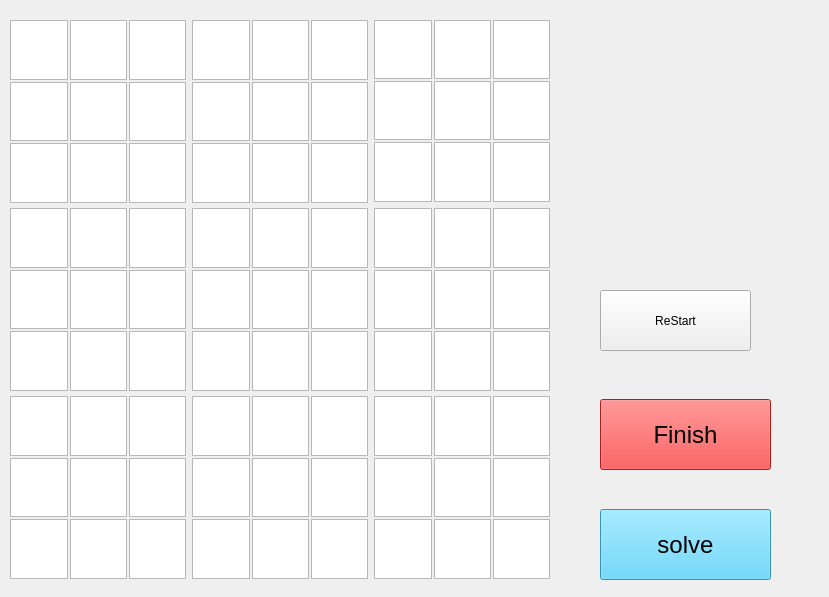
Qt form Soduko/soduko.ui (UIAP4002-Dr-Mahdavi/mini-project-2-sudoku-Mohammadmx) before a commit.
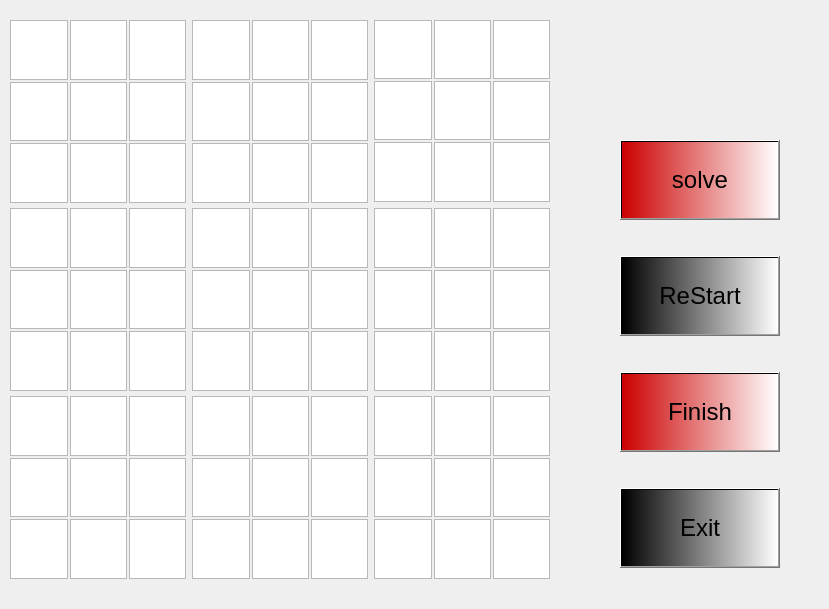
The same form after that commit.

Diff of the .ui file:
```diff
--- a/Soduko/soduko.ui
+++ b/Soduko/soduko.ui
@@ -10,7 +10,7 @@
     <x>0</x>
     <y>0</y>
     <width>829</width>
-    <height>597</height>
+    <height>609</height>
    </rect>
   </property>
   <property name="acceptDrops">
@@ -1429,19 +1429,22 @@
     </item>
    </layout>
   </widget>
+  <widget class="QWidget" name="">
+   <property name="geometry">
+    <rect>
+     <x>620</x>
+     <y>110</y>
+     <width>161</width>
+     <height>491</height>
+    </rect>
+   </property>
+   <layout class="QVBoxLayout" name="verticalLayout">
+    <item>
   <widget class="QPushButton" name="btn_solve">
-   <property name="geometry">
-    <rect>
-     <x>600</x>
-     <y>509</y>
-     <width>171</width>
-     <height>71</height>
-    </rect>
-   </property>
    <property name="maximumSize">
     <size>
-     <width>500</width>
-     <height>500</height>
+        <width>160</width>
+        <height>80</height>
     </size>
    </property>
    <property name="font">
@@ -1450,20 +1453,41 @@
     </font>
    </property>
    <property name="styleSheet">
-    <string notr="true">background-color: rgb(75, 206, 246);</string>
+       <string notr="true">background-color:qlineargradient(spread:pad, x1:0, y1:0, x2:1, y2:0, stop:0 rgba(204, 0, 0, 255), stop:1 rgba(255, 255, 255, 255))</string>
    </property>
    <property name="text">
     <string>solve</string>
    </property>
   </widget>
+    </item>
+    <item>
+     <widget class="QPushButton" name="btn_restart">
+      <property name="maximumSize">
+       <size>
+        <width>160</width>
+        <height>80</height>
+       </size>
+      </property>
+      <property name="font">
+       <font>
+        <pointsize>18</pointsize>
+       </font>
+      </property>
+      <property name="styleSheet">
+       <string notr="true">background-color:qlineargradient(spread:pad, x1:0, y1:0, x2:1, y2:0, stop:0 rgba(0, 0, 0, 255), stop:1 rgba(255, 255, 255, 255))</string>
+      </property>
+      <property name="text">
+       <string>ReStart</string>
+      </property>
+     </widget>
+    </item>
+    <item>
   <widget class="QPushButton" name="btn_finish">
-   <property name="geometry">
-    <rect>
-     <x>600</x>
-     <y>399</y>
-     <width>171</width>
-     <height>71</height>
-    </rect>
+      <property name="maximumSize">
+       <size>
+        <width>160</width>
+        <height>80</height>
+       </size>
    </property>
    <property name="font">
     <font>
@@ -1471,24 +1495,35 @@
     </font>
    </property>
    <property name="styleSheet">
-    <string notr="true">background-color:rgb(239, 41, 41)</string>
+       <string notr="true">background-color:qlineargradient(spread:pad, x1:0, y1:0, x2:1, y2:0, stop:0 rgba(204, 0, 0, 255), stop:1 rgba(255, 255, 255, 255))</string>
    </property>
    <property name="text">
     <string>Finish</string>
    </property>
   </widget>
+    </item>
+    <item>
   <widget class="QPushButton" name="pushButton">
-   <property name="geometry">
-    <rect>
-     <x>600</x>
-     <y>290</y>
-     <width>151</width>
-     <height>61</height>
-    </rect>
+      <property name="maximumSize">
+       <size>
+        <width>160</width>
+        <height>80</height>
+       </size>
+      </property>
+      <property name="font">
+       <font>
+        <pointsize>18</pointsize>
+       </font>
+      </property>
+      <property name="styleSheet">
+       <string notr="true">background-color: qlineargradient(spread:pad, x1:0, y1:0, x2:1, y2:0, stop:0 rgba(0, 0, 0, 255), stop:1 rgba(255, 255, 255, 255));</string>
    </property>
    <property name="text">
-    <string>ReStart</string>
-   </property>
+       <string>Exit</string>
+      </property>
+     </widget>
+    </item>
+   </layout>
   </widget>
  </widget>
  <resources/>
```
Lines whose indentation alone changed are shown as unchanged.
